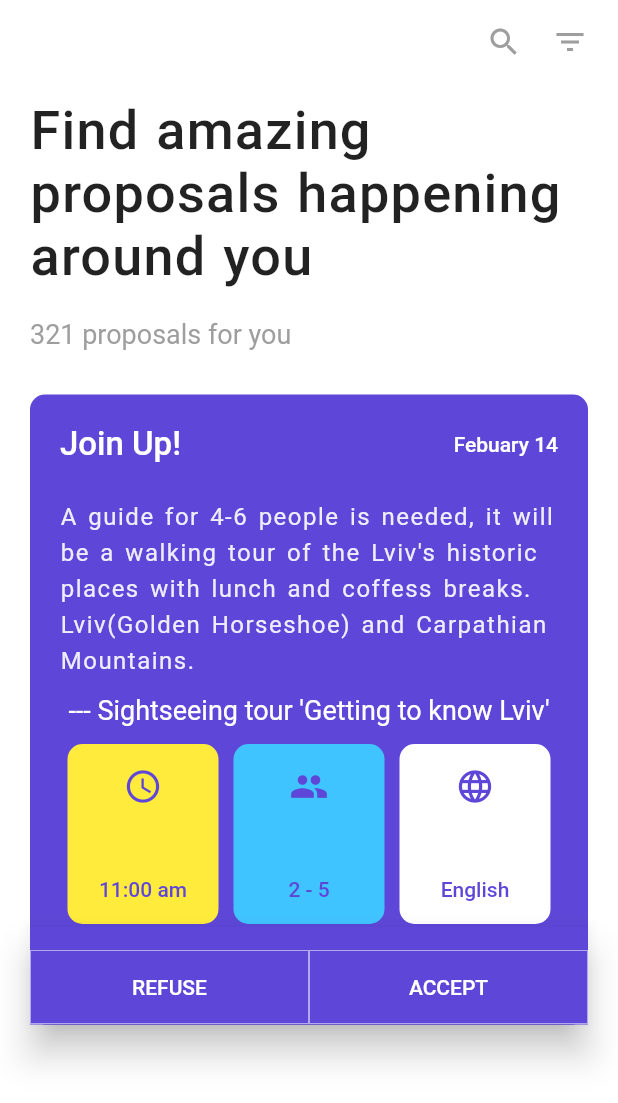
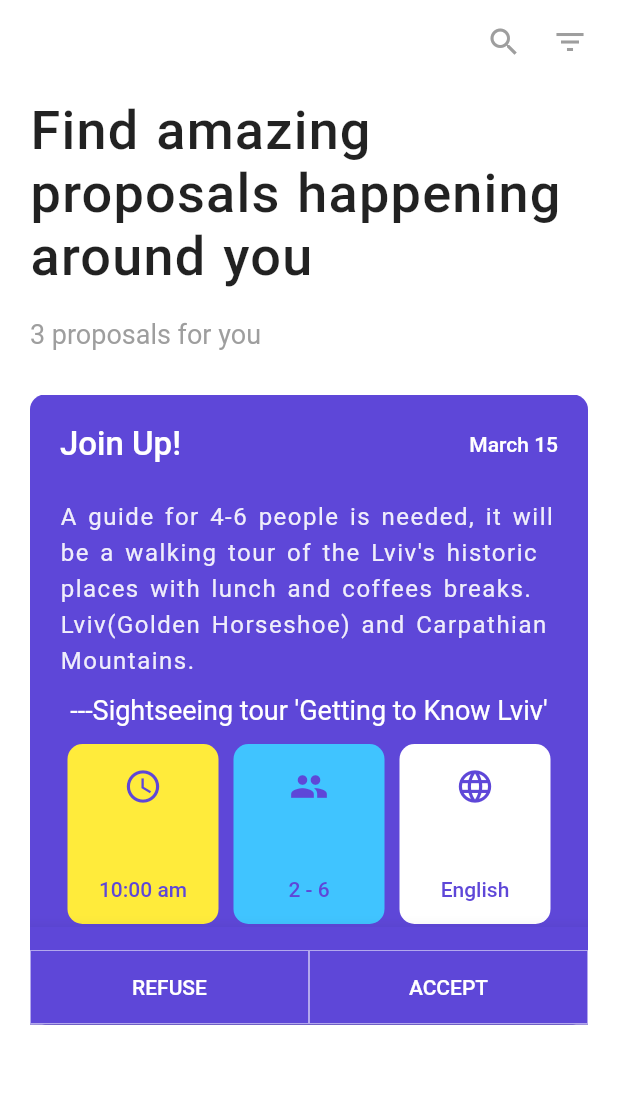
Before and after one commit to softcoder404/Nerd_Assembly, a Flutter app: the HomeScreen screen opened directly, on a phone screen of 412 x 824 dp. Shown: the top 1103 px of the screen. Run offline on Flutter 3.47's test engine with Material 2 defaults, Android fonts, the phone set to English and light mode, and no system bars; our stand-ins replace intro_slider.

Commit message:
adding some other features

```diff
--- /dev/null
+++ b/travel_app/lib/data/proposal_data.dart
@@ -0,0 +1,34 @@
+import '../model/proposal_model.dart';
+
+List<Proposal> proposalList = [
+  Proposal(
+    title: 'Join Up!',
+    description:
+        'A guide for 4-6 people is needed, it will be a walking tour of the Lviv\'s historic places with lunch and coffees breaks. Lviv(Golden Horseshoe) and Carpathian Mountains.',
+    shortDescription: '---Sightseeing tour \'Getting to Know Lviv\'',
+    date: 'March 15',
+    time: '10:00 am',
+    people: '2 - 6',
+    language: 'English',
+  ),
+  Proposal(
+    title: 'Tour Kwara!',
+    description:
+        'A guide for 10-20 people is needed, it will be a walking tour of the Ilorin\'s historic places with lunch and coffees breaks. Ilorin(Afonja Horseshoe) and OBA\'S Palace.',
+    shortDescription: '---Sightseeing tour \'Getting to Know Ilorin Afonja',
+    date: 'April 18',
+    time: '2:00 pm',
+    people: '12 - 20',
+    language: 'Yoruba',
+  ),
+  Proposal(
+    title: 'Let\'s Hang Out!',
+    description:
+        'An Hang Out for 3-5 people is needed, it will be a lively in party hangout of people with likes minds with lunch and games.',
+    shortDescription: '---Likes Mind HangOut Party tour',
+    date: 'Febuary 14',
+    time: '4:00 pm',
+    people: '3 - 5',
+    language: 'English',
+  ),
+];
--- a/travel_app/lib/model/proposal_model.dart
+++ b/travel_app/lib/model/proposal_model.dart
@@ -0,0 +1,17 @@
+class Proposal {
+  final String date;
+  final String title;
+  final String description;
+  final String shortDescription;
+  final String time;
+  final String people;
+  final String language;
+  Proposal(
+      {this.title,
+      this.description,
+      this.shortDescription,
+      this.language,
+      this.time,
+      this.date,
+      this.people});
+}
--- a/travel_app/lib/ui/home_screen.dart
+++ b/travel_app/lib/ui/home_screen.dart
@@ -1,4 +1,7 @@
 import 'package:flutter/material.dart';
+import 'proposal_description_screen.dart';
+import '../data/proposal_data.dart';
+import '../model/proposal_model.dart';
 
 class HomeScreen extends StatefulWidget {
   @override
@@ -6,9 +9,7 @@ class HomeScreen extends StatefulWidget {
 }
 
 class _HomeScreenState extends State<HomeScreen> {
-  String _description =
-      "A guide for 4-6 people is needed, it will be a walking tour of the Lviv\'s historic places with lunch and coffess breaks. Lviv(Golden Horseshoe) and Carpathian Mountains.";
-
+  List<Proposal> _proposalList = proposalList;
   @override
   Widget build(BuildContext context) {
     return Scaffold(
@@ -63,7 +64,7 @@ class _HomeScreenState extends State<HomeScreen> {
                 width: double.infinity,
                 margin: EdgeInsets.only(bottom: 30),
                 child: Text(
-                  '321 proposals for you',
+                  '${_proposalList.length} proposals for you',
                   style: TextStyle(
                     fontSize: 18,
                     color: Colors.grey,
@@ -73,27 +74,37 @@ class _HomeScreenState extends State<HomeScreen> {
               //Listview
               Container(
                 height: 420,
+                margin: EdgeInsets.fromLTRB(0, 0, 0, 20),
                 child: ListView(
                   scrollDirection: Axis.horizontal,
-                  children: <Widget>[
-                    Container(
+                  children: _proposalList
+                      .map((proposalItem) => Container(
+                            margin: EdgeInsets.only(right: 10),
                             width: MediaQuery.of(context).size.width - 40,
                             decoration: BoxDecoration(
                               color: Theme.of(context).primaryColor,
                               borderRadius: BorderRadius.circular(10),
                             ),
+                            child: GestureDetector(
+                              onTap: () => Navigator.of(context).push(
+                                  MaterialPageRoute(
+                                      builder: (context) =>
+                                          ProposalDescriptionScreen(
+                                              proposal: proposalItem))),
                               child: Column(
-                        mainAxisAlignment: MainAxisAlignment.spaceBetween,
+                                mainAxisAlignment:
+                                    MainAxisAlignment.spaceBetween,
                                 children: <Widget>[
                                   Container(
                                     width: double.infinity,
                                     child: Row(
-                              mainAxisAlignment: MainAxisAlignment.spaceBetween,
+                                      mainAxisAlignment:
+                                          MainAxisAlignment.spaceBetween,
                                       children: <Widget>[
                                         Padding(
                                           padding: const EdgeInsets.all(20.0),
                                           child: Text(
-                                    'Join Up!',
+                                            proposalItem.title,
                                             style: TextStyle(
                                               fontSize: 22,
                                               fontWeight: FontWeight.w500,
@@ -104,7 +115,7 @@ class _HomeScreenState extends State<HomeScreen> {
                                         Padding(
                                           padding: const EdgeInsets.all(20.0),
                                           child: Text(
-                                    'Febuary 14',
+                                            proposalItem.date,
                                             style: TextStyle(
                                               fontSize: 14,
                                               fontWeight: FontWeight.w500,
@@ -117,9 +128,10 @@ class _HomeScreenState extends State<HomeScreen> {
                                   ),
                                   Container(
                                     width: double.infinity,
-                            margin: EdgeInsets.symmetric(horizontal: 20),
+                                    margin:
+                                        EdgeInsets.symmetric(horizontal: 20),
                                     child: Text(
-                              _description,
+                                      proposalItem.description,
                                       style: TextStyle(
                                         fontSize: 16,
                                         color: Colors.white.withOpacity(0.9),
@@ -132,7 +144,7 @@ class _HomeScreenState extends State<HomeScreen> {
                                   Padding(
                                     padding: const EdgeInsets.all(10.0),
                                     child: Text(
-                              "--- Sightseeing tour 'Getting to know Lviv'",
+                                      proposalItem.shortDescription,
                                       style: TextStyle(
                                         fontSize: 18.0,
                                         color: Colors.white,
@@ -140,40 +152,49 @@ class _HomeScreenState extends State<HomeScreen> {
                                     ),
                                   ),
                                   Container(
-                            margin: EdgeInsets.symmetric(horizontal: 20),
+                                    margin:
+                                        EdgeInsets.symmetric(horizontal: 20),
                                     child: Row(
-                              mainAxisAlignment: MainAxisAlignment.spaceAround,
-                              crossAxisAlignment: CrossAxisAlignment.center,
+                                      mainAxisAlignment:
+                                          MainAxisAlignment.spaceAround,
+                                      crossAxisAlignment:
+                                          CrossAxisAlignment.center,
                                       children: <Widget>[
                                         Expanded(
                                           child: Container(
-                                    margin: EdgeInsets.symmetric(horizontal: 5),
+                                            margin: EdgeInsets.symmetric(
+                                                horizontal: 5),
                                             height: 120,
                                             decoration: BoxDecoration(
                                               color: Colors.yellow,
-                                      borderRadius: BorderRadius.circular(10),
+                                              borderRadius:
+                                                  BorderRadius.circular(10),
                                             ),
                                             child: Column(
                                               mainAxisAlignment:
-                                          MainAxisAlignment.spaceBetween,
+                                                  MainAxisAlignment
+                                                      .spaceBetween,
                                               children: <Widget>[
                                                 Padding(
-                                          padding: const EdgeInsets.all(15.0),
+                                                  padding: const EdgeInsets.all(
+                                                      15.0),
                                                   child: Icon(
                                                     Icons.access_time,
-                                            color:
-                                                Theme.of(context).primaryColor,
+                                                    color: Theme.of(context)
+                                                        .primaryColor,
                                                     size: 26,
                                                   ),
                                                 ),
                                                 Padding(
-                                          padding: const EdgeInsets.only(
+                                                  padding:
+                                                      const EdgeInsets.only(
                                                           bottom: 15.0),
                                                   child: Text(
-                                            '11:00 am',
+                                                    proposalItem.time,
                                                     style: TextStyle(
                                                       fontSize: 14,
-                                              fontWeight: FontWeight.w500,
+                                                      fontWeight:
+                                                          FontWeight.w500,
                                                       color: Theme.of(context)
                                                           .primaryColor,
                                                     ),
@@ -185,33 +206,39 @@ class _HomeScreenState extends State<HomeScreen> {
                                         ),
                                         Expanded(
                                           child: Container(
-                                    margin: EdgeInsets.symmetric(horizontal: 5),
+                                            margin: EdgeInsets.symmetric(
+                                                horizontal: 5),
                                             height: 120,
                                             decoration: BoxDecoration(
                                               color: Colors.lightBlueAccent,
-                                      borderRadius: BorderRadius.circular(10),
+                                              borderRadius:
+                                                  BorderRadius.circular(10),
                                             ),
                                             child: Column(
                                               mainAxisAlignment:
-                                          MainAxisAlignment.spaceBetween,
+                                                  MainAxisAlignment
+                                                      .spaceBetween,
                                               children: <Widget>[
                                                 Padding(
-                                          padding: const EdgeInsets.all(15.0),
+                                                  padding: const EdgeInsets.all(
+                                                      15.0),
                                                   child: Icon(
                                                     Icons.people,
-                                            color:
-                                                Theme.of(context).primaryColor,
+                                                    color: Theme.of(context)
+                                                        .primaryColor,
                                                     size: 26,
                                                   ),
                                                 ),
                                                 Padding(
-                                          padding: const EdgeInsets.only(
+                                                  padding:
+                                                      const EdgeInsets.only(
                                                           bottom: 15.0),
                                                   child: Text(
-                                            '2 - 5',
+                                                    proposalItem.people,
                                                     style: TextStyle(
                                                       fontSize: 14,
-                                              fontWeight: FontWeight.w500,
+                                                      fontWeight:
+                                                          FontWeight.w500,
                                                       color: Theme.of(context)
                                                           .primaryColor,
                                                     ),
@@ -223,33 +250,39 @@ class _HomeScreenState extends State<HomeScreen> {
                                         ),
                                         Expanded(
                                           child: Container(
-                                    margin: EdgeInsets.symmetric(horizontal: 5),
+                                            margin: EdgeInsets.symmetric(
+                                                horizontal: 5),
                                             height: 120,
                                             decoration: BoxDecoration(
                                               color: Colors.white,
-                                      borderRadius: BorderRadius.circular(10),
+                                              borderRadius:
+                                                  BorderRadius.circular(10),
                                             ),
                                             child: Column(
                                               mainAxisAlignment:
-                                          MainAxisAlignment.spaceBetween,
+                                                  MainAxisAlignment
+                                                      .spaceBetween,
                                               children: <Widget>[
                                                 Padding(
-                                          padding: const EdgeInsets.all(15.0),
+                                                  padding: const EdgeInsets.all(
+                                                      15.0),
                                                   child: Icon(
                                                     Icons.language,
-                                            color:
-                                                Theme.of(context).primaryColor,
+                                                    color: Theme.of(context)
+                                                        .primaryColor,
                                                     size: 26,
                                                   ),
                                                 ),
                                                 Padding(
-                                          padding: const EdgeInsets.only(
+                                                  padding:
+                                                      const EdgeInsets.only(
                                                           bottom: 15.0),
                                                   child: Text(
-                                            'English',
+                                                    proposalItem.language,
                                                     style: TextStyle(
                                                       fontSize: 14,
-                                              fontWeight: FontWeight.w500,
+                                                      fontWeight:
+                                                          FontWeight.w500,
                                                       color: Theme.of(context)
                                                           .primaryColor,
                                                     ),
@@ -275,14 +308,15 @@ class _HomeScreenState extends State<HomeScreen> {
                                             child: Container(
                                               decoration: BoxDecoration(
                                                   border: Border.all(
-                                              color:
-                                                  Colors.white.withOpacity(0.7),
+                                                      color: Colors.white
+                                                          .withOpacity(0.7),
                                                       width: 0.5)),
                                               child: FlatButton(
                                                 onPressed: () {},
                                                 child: Text(
                                                   'REFUSE',
-                                          style: TextStyle(color: Colors.white),
+                                                  style: TextStyle(
+                                                      color: Colors.white),
                                                 ),
                                               ),
                                             ),
@@ -291,14 +325,15 @@ class _HomeScreenState extends State<HomeScreen> {
                                             child: Container(
                                               decoration: BoxDecoration(
                                                   border: Border.all(
-                                              color:
-                                                  Colors.white.withOpacity(0.7),
+                                                      color: Colors.white
+                                                          .withOpacity(0.7),
                                                       width: 0.5)),
                                               child: FlatButton(
                                                 onPressed: () {},
                                                 child: Text(
                                                   'ACCEPT',
-                                          style: TextStyle(color: Colors.white),
+                                                  style: TextStyle(
+                                                      color: Colors.white),
                                                 ),
                                               ),
                                             ),
@@ -310,7 +345,8 @@ class _HomeScreenState extends State<HomeScreen> {
                                 ],
                               ),
                             ),
-                  ],
+                          ))
+                      .toList(),
                 ),
               ),
             ],
--- a/travel_app/pubspec.yaml
+++ b/travel_app/pubspec.yaml
@@ -24,6 +24,7 @@ dependencies:
   # Use with the CupertinoIcons class for iOS style icons.
   cupertino_icons: ^0.1.2
   intro_slider: ^2.2.9
+ # mapbox_gl: ^0.0.5
 
 dev_dependencies:
   flutter_test:
```
Also changed, not shown: travel_app/lib/ui/direction_screen.dart (added, +179 -0 lines), travel_app/lib/ui/proposal_description_screen.dart (added, +374 -0 lines), travel_app/assets/images/map.png (added). Lines whose indentation alone changed are shown as unchanged.
